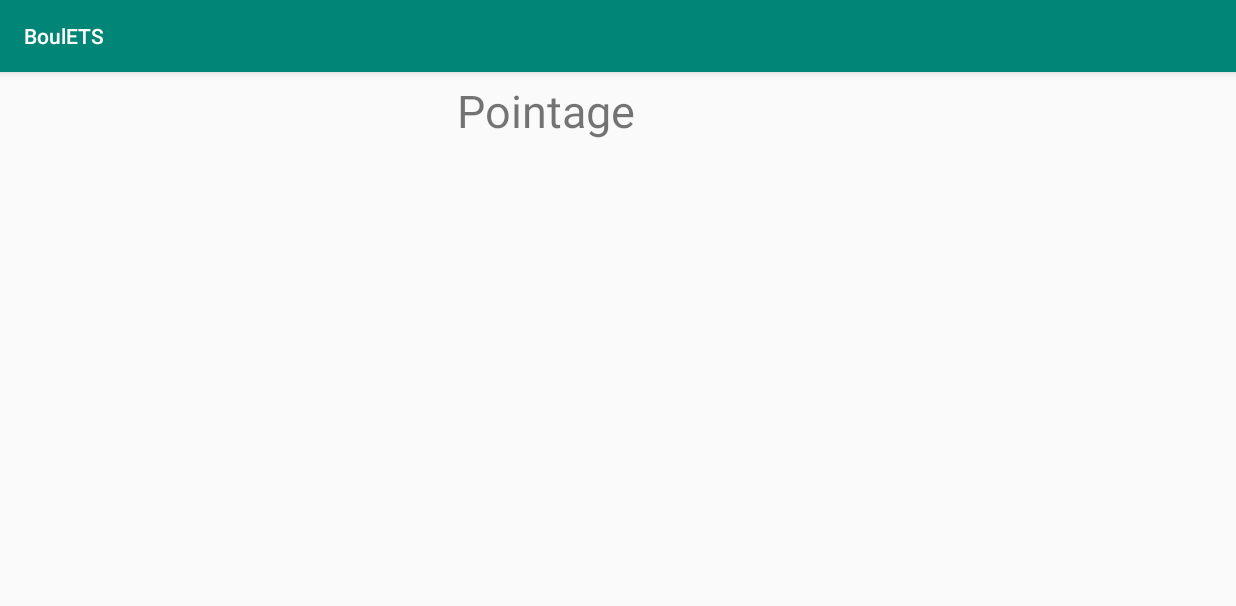
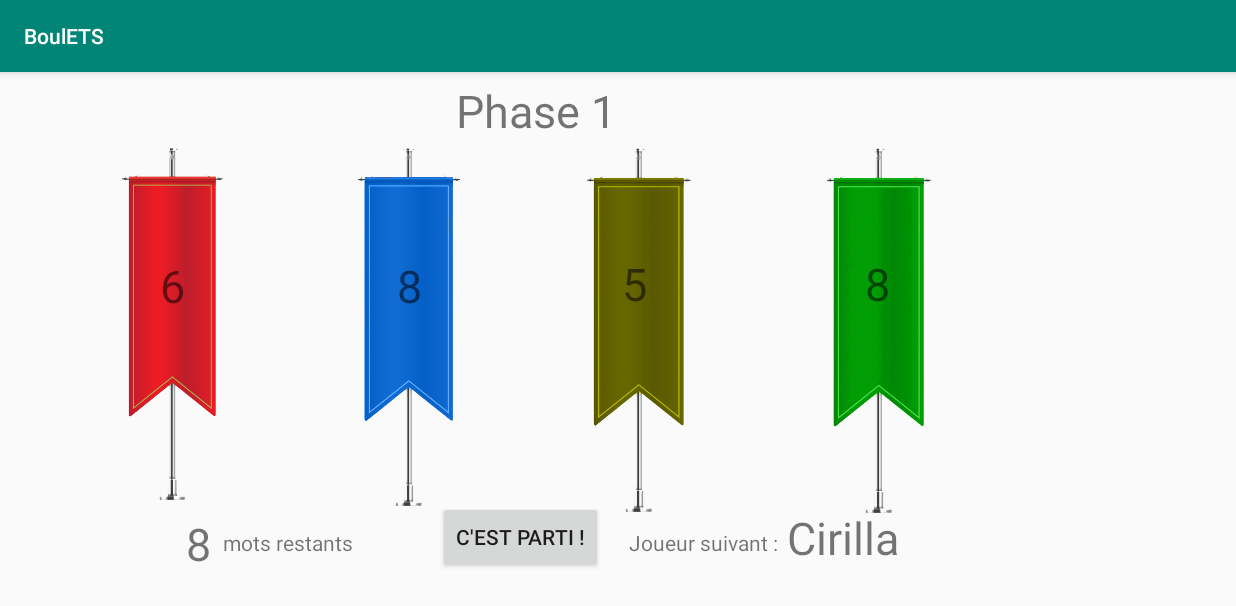
Before and after one commit to Wikst/La_BoulETS, an Android app: the Pointage screen opened directly, with no data from a screen before it, on a phone screen of 824 x 412 dp (held sideways). Shown: the top 606 px of the screen. Run offline under Robolectric (Android 15) with nearby library versions, the phone set to English and light mode, and no system bars.

Commit message:
Fenêtre Pointage + Fenêtre transition de phases
Ces deux fenêtres avec les éléments visuels et les liaisons entre les fenêtres sont complétées. Un retour sur celles-ci seront nécessaire puisque ces fenêtres possèdent une certaine récursivité (loop fenêtre jeu-pointage-changement de phase) pour le déroulement du partie.

```diff
--- a/BoulETS/app/src/main/AndroidManifest.xml
+++ b/BoulETS/app/src/main/AndroidManifest.xml
@@ -36,6 +36,9 @@
         <activity android:name=".Pointage"
             android:screenOrientation="landscape">
         </activity>
+        <activity android:name=".TransitionPhase"
+            android:screenOrientation="landscape">
+        </activity>
 
 
     </application>
--- a/BoulETS/app/src/main/java/com/example/boulets/Pointage.java
+++ b/BoulETS/app/src/main/java/com/example/boulets/Pointage.java
@@ -10,11 +10,35 @@ import androidx.appcompat.app.AppCompatActivity;
 public class Pointage extends AppCompatActivity {
     //Déclaration des variables
     float x1, x2, y1, y2;
-    private Button commencerPartie;
+    private Button cestParti;
+    private int compteur;
 
     @Override
     protected void onCreate(Bundle savedInstanceState) {
         super.onCreate(savedInstanceState);
         setContentView(R.layout.activity_pointage);
+
+        //Transition vers les autres vues à l'aide des boutons
+        cestParti = (Button) findViewById(R.id.bouton_cestParti);
+        cestParti.setOnClickListener(new View.OnClickListener() {
+
+            @Override
+            public void onClick(View v) {
+                openTransitionPhase();
+            }
+        });
     }
-}
+
+    //Redirection vers la page de jeu
+    private void openTransitionPhase() {
+        //if (compteur == 0) {
+            Intent intentTransitionPhase = new Intent(this, TransitionPhase.class);
+            startActivity(intentTransitionPhase);
+        //}
+        //else {
+          //  Intent intentJeu = new Intent(this, FenetreJeu.class);
+            //startActivity(intentJeu);
+            //Ou utiliser la méthode finish(). Cela demanderait de reset l'instance précédente par contre. À voir
+            //}
+        }
+    }
--- a/BoulETS/app/src/main/res/layout/activity_pointage.xml
+++ b/BoulETS/app/src/main/res/layout/activity_pointage.xml
@@ -14,8 +14,159 @@
         android:layout_marginLeft="304dp"
         android:layout_marginTop="5dp"
         android:gravity="center"
-        android:text="Pointage"
+        android:text="Phase 1"
         android:textSize="30sp"
         app:layout_constraintStart_toStartOf="parent"
         app:layout_constraintTop_toTopOf="parent" />
+
+    <ImageView
+        android:id="@+id/rouge_banner"
+        android:layout_width="119dp"
+        android:layout_height="239dp"
+        android:layout_marginStart="56dp"
+        android:layout_marginLeft="56dp"
+        app:layout_constraintStart_toStartOf="parent"
+        app:layout_constraintTop_toBottomOf="@+id/titre"
+        app:srcCompat="@drawable/red_banner_2" />
+
+    <TextView
+        android:id="@+id/motsRestants"
+        android:layout_width="97dp"
+        android:layout_height="26dp"
+        android:layout_marginStart="8dp"
+        android:layout_marginLeft="8dp"
+        android:layout_marginTop="258dp"
+        android:text="mots restants"
+        app:layout_constraintStart_toEndOf="@+id/nbMotsRestants"
+        app:layout_constraintTop_toBottomOf="@+id/titre" />
+
+    <TextView
+        android:id="@+id/next"
+        android:layout_width="wrap_content"
+        android:layout_height="wrap_content"
+        android:layout_marginStart="173dp"
+        android:layout_marginLeft="173dp"
+        android:layout_marginTop="258dp"
+        android:text="Joueur suivant :"
+        app:layout_constraintStart_toEndOf="@+id/motsRestants"
+        app:layout_constraintTop_toBottomOf="@+id/titre" />
+
+    <TextView
+        android:id="@+id/nbMotsRestants"
+        android:layout_width="wrap_content"
+        android:layout_height="wrap_content"
+        android:layout_marginStart="124dp"
+        android:layout_marginLeft="124dp"
+        android:layout_marginTop="248dp"
+        android:gravity="center"
+        android:text="8"
+        android:textSize="30sp"
+        app:layout_constraintStart_toStartOf="parent"
+        app:layout_constraintTop_toBottomOf="@+id/titre" />
+
+    <TextView
+        android:id="@+id/nom_next"
+        android:layout_width="wrap_content"
+        android:layout_height="wrap_content"
+        android:layout_marginStart="6dp"
+        android:layout_marginLeft="6dp"
+        android:layout_marginTop="244dp"
+        android:text="Cirilla"
+        android:textSize="30sp"
+        app:layout_constraintStart_toEndOf="@+id/next"
+        app:layout_constraintTop_toBottomOf="@+id/titre" />
+
+    <Button
+        android:id="@+id/bouton_cestParti"
+        android:layout_width="wrap_content"
+        android:layout_height="wrap_content"
+        android:layout_marginStart="292dp"
+        android:layout_marginLeft="292dp"
+        android:layout_marginTop="240dp"
+        android:text="C'est parti !"
+        app:layout_constraintStart_toStartOf="parent"
+        app:layout_constraintTop_toBottomOf="@+id/titre" />
+
+    <ImageView
+        android:id="@+id/bleu_banner"
+        android:layout_width="120dp"
+        android:layout_height="243dp"
+        android:layout_marginStart="38dp"
+        android:layout_marginLeft="38dp"
+        app:layout_constraintStart_toEndOf="@+id/rouge_banner"
+        app:layout_constraintTop_toBottomOf="@+id/titre"
+        app:srcCompat="@drawable/blue_banner_2_png" />
+
+    <ImageView
+        android:id="@+id/jaune_banner"
+        android:layout_width="120dp"
+        android:layout_height="247dp"
+        android:layout_marginStart="33dp"
+        android:layout_marginLeft="33dp"
+        app:layout_constraintStart_toEndOf="@+id/bleu_banner"
+        app:layout_constraintTop_toBottomOf="@+id/titre"
+        app:srcCompat="@drawable/yellow_banner" />
+
+    <ImageView
+        android:id="@+id/vert_banner"
+        android:layout_width="124dp"
+        android:layout_height="248dp"
+        android:layout_marginStart="38dp"
+        android:layout_marginLeft="38dp"
+        app:layout_constraintStart_toEndOf="@+id/jaune_banner"
+        app:layout_constraintTop_toBottomOf="@+id/titre"
+        app:srcCompat="@drawable/green_banner_2" />
+
+    <TextView
+        android:id="@+id/rouge_score"
+        android:layout_width="62dp"
+        android:layout_height="46dp"
+        android:layout_marginStart="84dp"
+        android:layout_marginLeft="84dp"
+        android:layout_marginTop="73dp"
+        android:gravity="center"
+        android:text="6"
+        android:textSize="30sp"
+        app:layout_constraintStart_toStartOf="parent"
+        app:layout_constraintTop_toBottomOf="@+id/titre" />
+
+    <TextView
+        android:id="@+id/bleu_score"
+        android:layout_width="62dp"
+        android:layout_height="46dp"
+        android:layout_marginStart="96dp"
+        android:layout_marginLeft="96dp"
+        android:layout_marginTop="73dp"
+        android:gravity="center"
+        android:text="8"
+        android:textSize="30sp"
+        app:layout_constraintStart_toEndOf="@+id/rouge_score"
+        app:layout_constraintTop_toBottomOf="@+id/titre" />
+
+    <TextView
+        android:id="@+id/jaune_score"
+        android:layout_width="62dp"
+        android:layout_height="46dp"
+        android:layout_marginStart="88dp"
+        android:layout_marginLeft="88dp"
+        android:layout_marginTop="72dp"
+        android:gravity="center"
+        android:text="5"
+        android:textSize="30sp"
+        app:layout_constraintStart_toEndOf="@+id/bleu_score"
+        app:layout_constraintTop_toBottomOf="@+id/titre" />
+
+    <TextView
+        android:id="@+id/vert_score"
+        android:layout_width="62dp"
+        android:layout_height="46dp"
+        android:layout_marginStart="100dp"
+        android:layout_marginLeft="100dp"
+        android:layout_marginTop="72dp"
+        android:gravity="center"
+        android:text="8"
+        android:textSize="30sp"
+        app:layout_constraintStart_toEndOf="@+id/jaune_score"
+        app:layout_constraintTop_toBottomOf="@+id/titre" />
+
 </androidx.constraintlayout.widget.ConstraintLayout>
```
Also changed, not shown: BoulETS/app/src/main/java/com/example/boulets/TransitionPhase.java (added, +36 -0 lines), BoulETS/app/src/main/res/layout/activity_transition_phase.xml (added, +107 -0 lines), 2 other files.
